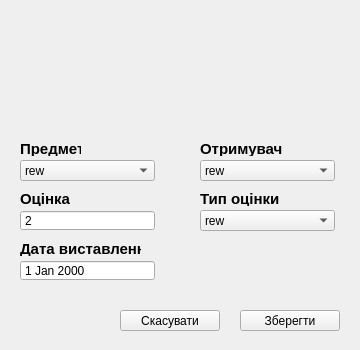
Before: the Qt Designer form src/editForms/editgrade.ui in MikeostCorp/Gradify, drawn with Qt 5.
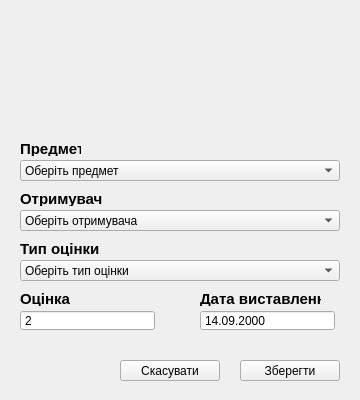
After: the same form once the commit is applied.

```diff
--- a/src/editForms/editgrade.ui
+++ b/src/editForms/editgrade.ui
@@ -7,7 +7,7 @@
     <x>0</x>
     <y>0</y>
     <width>360</width>
-    <height>350</height>
+    <height>400</height>
    </rect>
   </property>
   <property name="windowTitle">
@@ -35,8 +35,8 @@
   <widget class="QLabel" name="label_3">
    <property name="geometry">
     <rect>
-     <x>200</x>
-     <y>190</y>
+     <x>20</x>
+     <y>240</y>
      <width>141</width>
      <height>16</height>
     </rect>
@@ -48,8 +48,8 @@
   <widget class="QLabel" name="label_5">
    <property name="geometry">
     <rect>
-     <x>20</x>
-     <y>240</y>
+     <x>200</x>
+     <y>290</y>
      <width>121</width>
      <height>16</height>
     </rect>
@@ -62,7 +62,7 @@
    <property name="geometry">
     <rect>
      <x>20</x>
-     <y>190</y>
+     <y>290</y>
      <width>101</width>
      <height>16</height>
     </rect>
@@ -87,8 +87,8 @@
   <widget class="QLabel" name="label_2">
    <property name="geometry">
     <rect>
-     <x>200</x>
-     <y>140</y>
+     <x>20</x>
+     <y>190</y>
      <width>101</width>
      <height>16</height>
     </rect>
@@ -101,7 +101,7 @@
    <property name="geometry">
     <rect>
      <x>240</x>
-     <y>310</y>
+     <y>360</y>
      <width>100</width>
      <height>21</height>
     </rect>
@@ -113,12 +113,17 @@
   <widget class="QComboBox" name="typeGradeComboBox">
    <property name="geometry">
     <rect>
-     <x>200</x>
-     <y>210</y>
-     <width>135</width>
+     <x>20</x>
+     <y>260</y>
+     <width>320</width>
      <height>21</height>
     </rect>
    </property>
+   <item>
+    <property name="text">
+     <string>Оберіть тип оцінки</string>
+    </property>
+   </item>
    <item>
     <property name="text">
      <string>rew</string>
@@ -144,7 +149,7 @@
    <property name="geometry">
     <rect>
      <x>20</x>
-     <y>210</y>
+     <y>310</y>
      <width>135</width>
      <height>21</height>
     </rect>
@@ -166,7 +171,7 @@
    <property name="geometry">
     <rect>
      <x>120</x>
-     <y>310</y>
+     <y>360</y>
      <width>100</width>
      <height>21</height>
     </rect>
@@ -180,10 +185,15 @@
     <rect>
      <x>20</x>
      <y>160</y>
-     <width>135</width>
+     <width>320</width>
      <height>21</height>
     </rect>
    </property>
+   <item>
+    <property name="text">
+     <string>Оберіть предмет</string>
+    </property>
+   </item>
    <item>
     <property name="text">
      <string>rew</string>
@@ -208,12 +218,17 @@
   <widget class="QComboBox" name="whoTakeComboBox">
    <property name="geometry">
     <rect>
-     <x>200</x>
-     <y>160</y>
-     <width>135</width>
+     <x>20</x>
+     <y>210</y>
+     <width>320</width>
      <height>21</height>
     </rect>
    </property>
+   <item>
+    <property name="text">
+     <string>Оберіть отримувача</string>
+    </property>
+   </item>
    <item>
     <property name="text">
      <string>rew</string>
@@ -238,8 +253,8 @@
   <widget class="QDateEdit" name="takeDateEdit">
    <property name="geometry">
     <rect>
-     <x>20</x>
-     <y>260</y>
+     <x>200</x>
+     <y>310</y>
      <width>135</width>
      <height>21</height>
     </rect>
@@ -247,6 +262,16 @@
    <property name="buttonSymbols">
     <enum>QAbstractSpinBox::NoButtons</enum>
    </property>
+   <property name="minimumDate">
+    <date>
+     <year>2000</year>
+     <month>9</month>
+     <day>14</day>
+    </date>
+   </property>
+   <property name="displayFormat">
+    <string>dd.MM.yyyy</string>
+   </property>
   </widget>
  </widget>
  <resources/>
```
Left out of the diff: 10 changed lines with no effect on the pictures.
